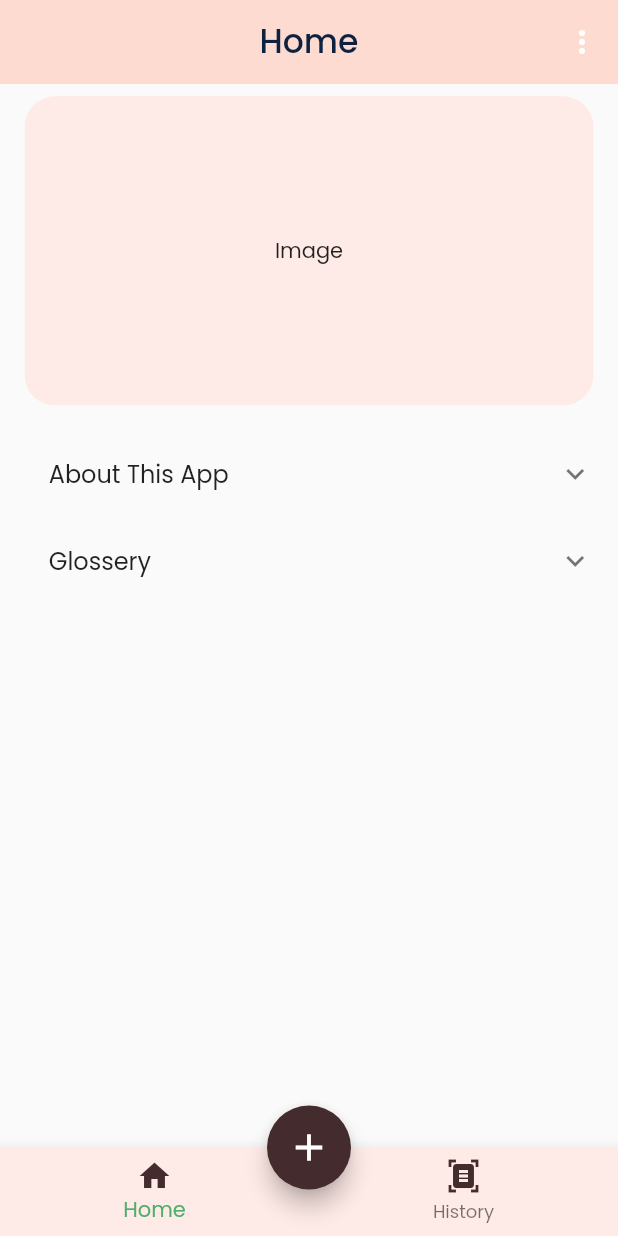
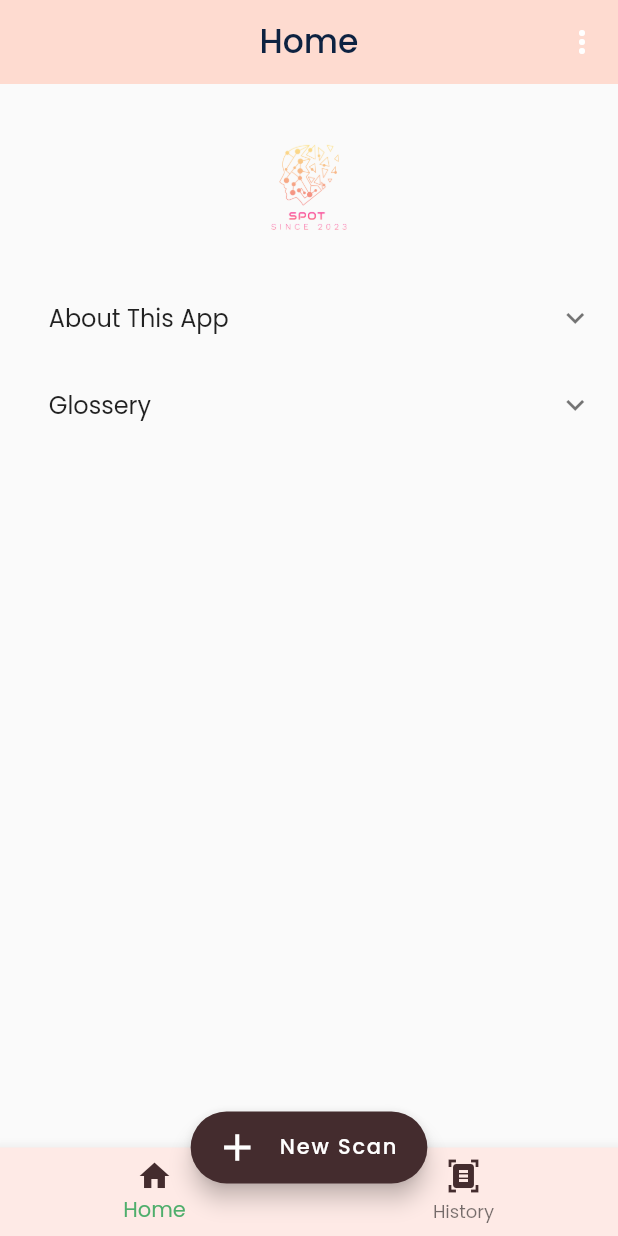
Before and after one commit to ericchartier4/Capstone-2022-Team-SPOT, a Flutter app: the HomeScreen screen opened by its route, on a phone screen of 412 x 824 dp. Run offline on Flutter 3.47's test engine with Material 2 defaults, Android fonts, the phone set to English and light mode, and no system bars; our stand-ins replace file_picker, flutter_easyloading, get, google_fonts, image_picker, permission_handler and 3 more; accounts and stored records are empty.

Commit message:
added new logo, changed new scan button

```diff
--- a/code/FrontEnd_V1/lib/Screens/home_screen.dart
+++ b/code/FrontEnd_V1/lib/Screens/home_screen.dart
@@ -119,12 +119,14 @@ class _HomeScreenState extends State<HomeScreen> {
           },
         ),
       ),
-      floatingActionButton: FloatingActionButton(
+      floatingActionButton: FloatingActionButton.extended(
+
         onPressed: () {
           Get.toNamed(Routes.NEW_SCAN_SCREEN);
         },
+        label: const Text(" New Scan"),
         backgroundColor: const Color(0xff442C2E),
-        child: const Icon(
+        icon: const Icon(
           Icons.add,
           size: 30,
         ),
@@ -143,15 +145,16 @@ class _HomeScreenState extends State<HomeScreen> {
         crossAxisAlignment: CrossAxisAlignment.start,
         children: [
           Container(
-            height: isDesktop(context) ? 30.h : 25.h,
-            width: isDesktop(context) ? 100.w : 100.w,
-            decoration: BoxDecoration(
-              color: const Color(0xffFEEAE6),
-              borderRadius: BorderRadius.circular(20),
-            ),
-            alignment: Alignment.center,
-            child: const Text('Image'),
-          ),
+                    padding: const EdgeInsets.only(top: 20),
+                    alignment: Alignment.center,
+                    child: Image.asset(
+
+                      'assets/images/FullLogo_Transparent.png',
+                      width: 20.w,
+                      height: 20.w,
+                      fit: BoxFit.cover,
+                    ),
+                  ),
           SizedBox(height: 2.h),
            SizedBox(
             height: MediaQuery.of(context).size.height,
--- a/code/FrontEnd_V1/lib/Screens/login_screen.dart
+++ b/code/FrontEnd_V1/lib/Screens/login_screen.dart
@@ -62,7 +62,7 @@ class LogInScreenState extends State<LogInScreen> {
                   Container(
                     padding: const EdgeInsets.only(top: 20),
                     child: Image.asset(
-                      'assets/images/bot.png',
+                      'assets/images/FullLogo_Transparent.png',
                       fit: BoxFit.cover,
                     ),
                   )
--- a/code/FrontEnd_V1/lib/Screens/sign_up_screen.dart
+++ b/code/FrontEnd_V1/lib/Screens/sign_up_screen.dart
@@ -53,7 +53,7 @@ class SignUpScreenState extends State<SignUpScreen> {
                     //padding: const EdgeInsets.only(top: 20),
                     alignment: Alignment.center,
                     child: Image.asset(
-                      'assets/images/bot.png',
+                      'assets/images/FullLogo_Transparent.png',
                       fit: BoxFit.cover,
                     ),
                   )
--- a/code/FrontEnd_V1/lib/Screens/view_image_screen.dart
+++ b/code/FrontEnd_V1/lib/Screens/view_image_screen.dart
@@ -131,7 +131,7 @@ class _ViewImageScreenState extends State<ViewImageScreen> {
                     borderRadius: BorderRadius.circular(25),
                   ),
                   child: Text(
-                    'CHOOSE PHOTO',
+                    'NEXT',
                     style: GoogleFonts.poppins(
                       fontSize: isDesktop(context) ? 20 : 14.sp,
                       color: AppColor.textBlackColor,
--- a/code/FrontEnd_V1/pubspec.yaml
+++ b/code/FrontEnd_V1/pubspec.yaml
@@ -38,3 +38,6 @@ flutter:
 
   assets:
     - assets/images/
+    - assets/images/FullLogo_NoBuffer.jpg
+    - assets/images/FullLogo_Transparent_NoBuffer.png
+    - assets/images/FullLogo_Transparent.png
```
Also changed, not shown: code/FrontEnd_V1/lib/Controllers/home_controller.dart (+50 -6 lines), code/FrontEnd_V1/assets/images/FullLogo_NoBuffer.jpg (added), code/FrontEnd_V1/assets/images/FullLogo_Transparent.png (added), code/FrontEnd_V1/assets/images/FullLogo_Transparent_NoBuffer.png (added).
